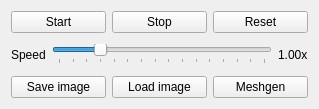
This is testbed_qt/sim_control.ui in Easimer/trigen as Qt 5 draws it before an edit. The edited form follows.
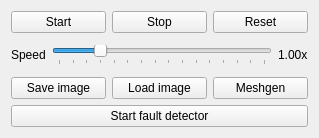
This is the edited form.

Commit message:
testbed_qt: fault detector
- Basic fault detector
  - The fault detector allows us to run multiple simulations -
    side-by-side - and detect any differences between their internal
    states.

What changed in the file:
```diff
--- a/testbed_qt/sim_control.ui
+++ b/testbed_qt/sim_control.ui
@@ -7,7 +7,7 @@
     <x>0</x>
     <y>0</y>
     <width>319</width>
-    <height>109</height>
+    <height>138</height>
    </rect>
   </property>
   <property name="windowTitle">
@@ -131,6 +131,13 @@
      </item>
     </layout>
    </item>
+   <item>
+    <widget class="QPushButton" name="btnFaultDetector">
+     <property name="text">
+      <string>Start fault detector</string>
+     </property>
+    </widget>
+   </item>
   </layout>
  </widget>
  <resources/>
```
The commit also changes 9 other files.
